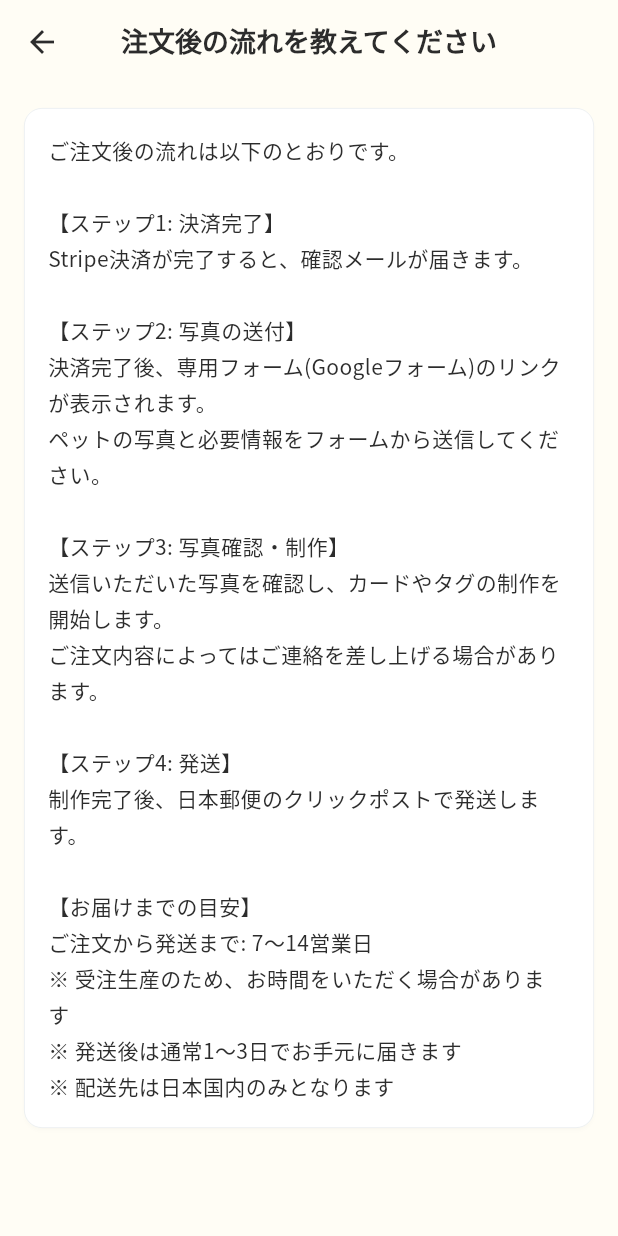
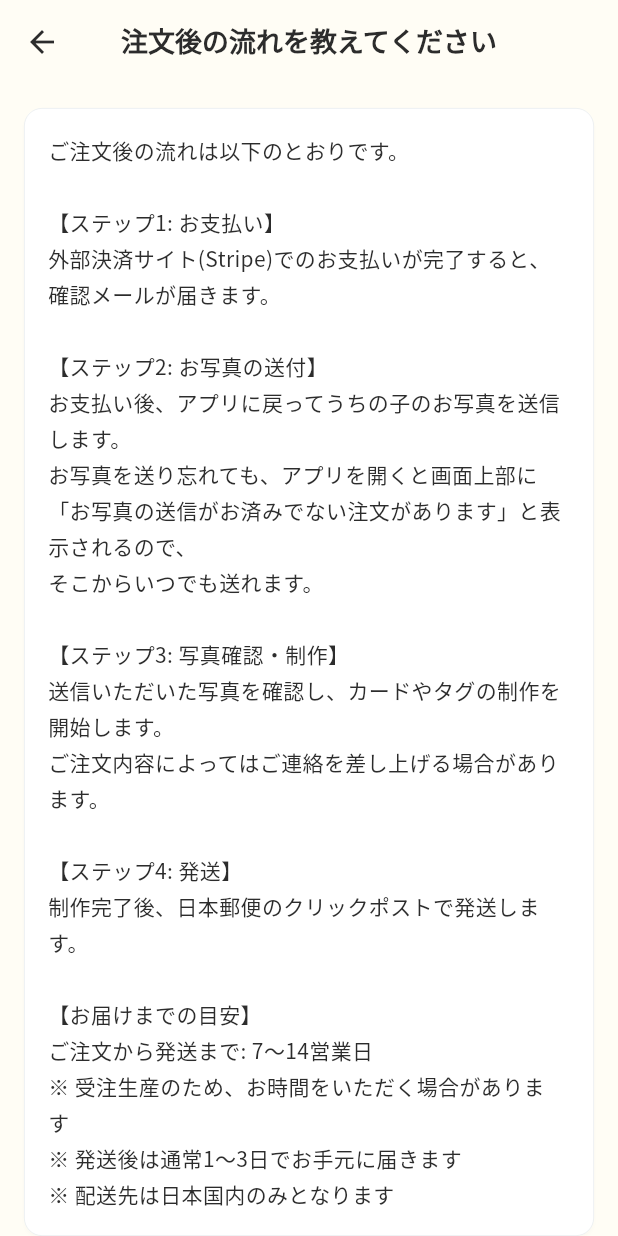
Before and after one commit to suqremer/mofumofu-license, a Flutter app: the HelpScreen screen opened by its route, after a tap on "注文後の流れを教えてください", on a phone screen of 412 x 824 dp. Run offline on Flutter 3.47's test engine with Material 3 defaults, Android fonts, the phone set to English and light mode, and no system bars; our stand-ins replace app_links, audioplayers, camera, cloud_firestore, firebase_auth, firebase_core and 12 more; missing offline and left inert: app_tracking_transparency, firebase_app_check, gal, image_background_remover, nfc_manager, purchases_flutter; accounts and stored records are empty; network calls fail; Roboto replaces fonts that are missing (Zen Maru Gothic).

Commit message:
feat: 注文まわりのUI改善（実機テスト反映）
- 注文画面の「ご要望・備考」欄を削除（実現不可の期待を持たせないため。カード/タグ/セット）
- NFC書き込み代行に料金（別途¥500）を明記
- 写真送信画面に「お支払いしていない／削除」の救済導線を追加
- お問い合わせ: メールアプリが無い時にアドレスをコピー（設定・送信画面）
- ヘルプの注文関連を新フロー（アプリ内で写真送信）に更新

Co-Authored-By: Claude Opus 4.8 (1M context) <noreply@anthropic.com>

```diff
--- a/lib/data/help_contents.dart
+++ b/lib/data/help_contents.dart
@@ -177,16 +177,18 @@ NTAG215規格のNFCタグに対応しています。
 
 【注文の手順】
 1. ホーム画面の「実物グッズ」ボタンをタップ
-2. 注文したい商品を選んで「注文する」をタップ
-3. 外部決済サイト(Stripe)で支払い情報を入力
-4. 決済完了後、専用フォーム(Googleフォーム)からペットの写真を送る
+2. 注文したい商品を選び、使う免許証を選択
+   (タグ・セットはタグ用の丸形画像も作成します)
+3. 「お支払いに進む」をタップし、外部決済サイト(Stripe)で
+   お届け先・お支払い情報を入力
+4. お支払い後、アプリに戻ってうちの子のお写真を送信
 5. 写真確認後、商品の制作・発送
 
 【NFC書き込み代行オプション(+¥500)】
 NFC機能のないスマートフォンをお使いの方、書き込みが難しい方向けに、
 書き込み済みの状態でお届けするオプションをご用意しています。
 
-ご希望の場合は、注文フォームで「NFC書き込み代行」を選択してください。
+ご希望の場合は、注文画面の「NFC書き込み代行」をオンにしてください。
 別途¥500をメールにてご請求いたします。
 
 【お支払い方法】
@@ -198,12 +200,14 @@ NFC機能のないスマートフォンをお使いの方、書き込みが難
     title: '注文後の流れを教えてください',
     content: '''ご注文後の流れは以下のとおりです。
 
-【ステップ1: 決済完了】
-Stripe決済が完了すると、確認メールが届きます。
+【ステップ1: お支払い】
+外部決済サイト(Stripe)でのお支払いが完了すると、確認メールが届きます。
 
-【ステップ2: 写真の送付】
-決済完了後、専用フォーム(Googleフォーム)のリンクが表示されます。
-ペットの写真と必要情報をフォームから送信してください。
+【ステップ2: お写真の送付】
+お支払い後、アプリに戻ってうちの子のお写真を送信します。
+お写真を送り忘れても、アプリを開くと画面上部に
+「お写真の送信がお済みでない注文があります」と表示されるので、
+そこからいつでも送れます。
 
 【ステップ3: 写真確認・制作】
 送信いただいた写真を確認し、カードやタグの制作を開始します。
@@ -228,7 +232,7 @@ Stripe決済が完了すると、確認メールが届きます。
 【ご注文後にできること】
 
 ■ 写真送付前のキャンセル
-決済完了後、写真送付フォームから写真を送る前であれば、
+お支払い後、アプリからお写真を送る前であれば、
 下記のお問い合わせ先までご連絡ください。
 状況を確認のうえ、対応させていただきます。
 
--- a/lib/screens/settings_screen.dart
+++ b/lib/screens/settings_screen.dart
@@ -388,8 +388,10 @@ class SettingsScreen extends ConsumerWidget {
     if (await canLaunchUrl(uri)) {
       await launchUrl(uri);
     } else {
+      await Clipboard.setData(const ClipboardData(text: _supportEmail));
       if (context.mounted) {
-        _showSnack(context, '$_supportEmail にメールしてください');
+        _showSnack(context,
+            'メールアプリが見つかりませんでした。アドレスをコピーしました（$_supportEmail）');
       }
     }
   }
@@ -406,8 +408,10 @@ class SettingsScreen extends ConsumerWidget {
     if (await canLaunchUrl(uri)) {
       await launchUrl(uri);
     } else {
+      await Clipboard.setData(const ClipboardData(text: _supportEmail));
       if (context.mounted) {
-        _showSnack(context, '$_supportEmail にメールしてください');
+        _showSnack(context,
+            'メールアプリが見つかりませんでした。アドレスをコピーしました（$_supportEmail）');
       }
     }
   }
```
Also changed, not shown: lib/screens/order_card_screen.dart (+2 -46 lines), lib/screens/order_tag_screen.dart (+2 -46 lines), lib/screens/order_upload_screen.dart (+51 -3 lines).
